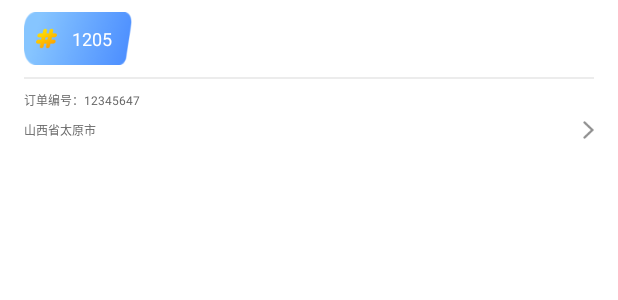
After one commit to doudounihao/Pick, an Android app: the layout item_third_order_finish.xml on its own in the app's theme, with its tools: preview values and no code run, on a phone screen of 412 x 824 dp. The commit adds this screen. Shown: the top 300 px of the screen. Run offline under Robolectric (Android 15) with nearby library versions, the phone set to English and light mode, and no system bars.

Commit message:
功能优化

```diff
--- a/app/src/main/AndroidManifest.xml
+++ b/app/src/main/AndroidManifest.xml
@@ -53,6 +53,7 @@
         <activity android:name=".ui.home.OrderLoadSearchActivity" />
         <activity android:name=".ui.user.SystemActivity" />
         <activity android:name=".ui.user.FinishOrderActivity" />
+        <activity android:name=".ui.user.ThirdFinishActivity" />
 
         <meta-data
             android:name="com.amap.api.v2.apikey"
--- a/app/src/main/java/com/app/qqwpick/net/NetApi.kt
+++ b/app/src/main/java/com/app/qqwpick/net/NetApi.kt
@@ -189,7 +189,9 @@ interface NetApi {
         @Query("orderStatusList") orderStatusList: List<Int>,
 //        @Query("status") status: String,//UNCONFIRMED("商家未接单", 1)CONFIRMED("商家已接单", 2)("备货完成", 3)("已发货", 4), ("已完成", 5)("已取消", 6),
         @Query("orderNo") orderNo: String,//路路通单号
-        @Query("channelOrderNo") channelOrderNo: String//中台单号
+        @Query("channelOrderNo") channelOrderNo: String,//中台单号
+        @Query("finishSTime") finishSTime: String,
+        @Query("finishETime") finishETime: String
     ): BaseResult<BasePagingResult<List<OrderThirdListBean>>>
 
     /**
--- /dev/null
+++ b/app/src/main/res/layout/item_third_order_finish.xml
@@ -0,0 +1,127 @@
+<?xml version="1.0" encoding="utf-8"?>
+<layout xmlns:android="http://schemas.android.com/apk/res/android"
+    xmlns:app="http://schemas.android.com/apk/res-auto"
+    xmlns:tools="http://schemas.android.com/tools">
+
+    <data>
+
+        <variable
+            name="item"
+            type="com.app.qqwpick.data.home.OrderThirdListBean" />
+
+    </data>
+
+    <androidx.constraintlayout.widget.ConstraintLayout
+        android:layout_width="match_parent"
+        android:layout_height="wrap_content"
+        android:layout_marginLeft="@dimen/dp_10"
+        android:layout_marginRight="@dimen/dp_10"
+        android:layout_marginBottom="@dimen/dp_10"
+        android:background="@drawable/round_conner_white_bg_10">
+
+        <ImageView
+            android:id="@+id/iv_num_bg"
+            android:layout_width="0dp"
+            android:layout_height="0dp"
+            android:scaleType="fitXY"
+            android:src="@mipmap/bg_number_left_list_blue"
+            app:layout_constraintBottom_toBottomOf="@+id/tv_num"
+            app:layout_constraintLeft_toLeftOf="@+id/tv_num"
+            app:layout_constraintRight_toRightOf="@+id/tv_left_size"
+            app:layout_constraintTop_toTopOf="@+id/tv_num" />
+
+        <TextView
+            android:id="@+id/tv_num"
+            android:layout_width="wrap_content"
+            android:layout_height="wrap_content"
+            android:layout_marginLeft="@dimen/dp_10"
+            android:layout_marginTop="@dimen/dp_10"
+            android:drawableLeft="@mipmap/icon_number_left_list"
+            android:drawablePadding="@dimen/dp_4"
+            android:paddingLeft="@dimen/dp_4"
+            android:paddingTop="@dimen/dp_5"
+            android:paddingRight="@dimen/dp_2"
+            android:paddingBottom="@dimen/dp_5"
+            android:text="@{@string/empty+item.dailySeq}"
+            android:textColor="@color/white"
+            android:textSize="18sp"
+            app:layout_constraintLeft_toLeftOf="parent"
+            app:layout_constraintTop_toTopOf="parent" />
+
+        <TextView
+            android:id="@+id/txt_item_order_list_fragment_serialDate"
+            android:layout_width="wrap_content"
+            android:layout_height="wrap_content"
+            android:textColor="@color/white"
+            android:textSize="12sp"
+            app:layout_constraintBottom_toBottomOf="@+id/tv_num"
+            app:layout_constraintLeft_toRightOf="@+id/tv_num"
+            app:layout_constraintTop_toTopOf="@+id/tv_num"
+            tools:text="1205" />
+
+        <TextView
+            android:id="@+id/tv_left_size"
+            android:layout_width="13dp"
+            android:layout_height="0dp"
+            app:layout_constraintBottom_toBottomOf="@+id/tv_num"
+            app:layout_constraintLeft_toRightOf="@+id/txt_item_order_list_fragment_serialDate"
+            app:layout_constraintTop_toTopOf="@+id/tv_num" />
+
+        <TextView
+            android:id="@+id/tv_create_time"
+            android:layout_width="wrap_content"
+            android:layout_height="wrap_content"
+            android:layout_marginTop="@dimen/dp_16"
+            android:layout_marginRight="@dimen/dp_10"
+            android:text="@{item.finishedTime}"
+            android:textColor="@color/black22"
+            android:textSize="16sp"
+            app:layout_constraintRight_toRightOf="parent"
+            app:layout_constraintTop_toTopOf="parent" />
+
+        <View
+            android:id="@+id/cutline"
+            style="@style/cutline"
+            android:layout_margin="@dimen/dp_10"
+            app:layout_constraintLeft_toLeftOf="parent"
+            app:layout_constraintRight_toRightOf="parent"
+            app:layout_constraintTop_toBottomOf="@id/iv_num_bg" />
+
+        <TextView
+            android:id="@+id/tv_order_no"
+            android:layout_width="wrap_content"
+            android:layout_height="wrap_content"
+            android:layout_marginLeft="@dimen/dp_10"
+            android:layout_marginTop="@dimen/dp_10"
+            android:text="@{@string/order_no+item.orderNo}"
+            android:textColor="@color/colorGray6"
+            android:textSize="@dimen/sp_14"
+            app:layout_constraintLeft_toLeftOf="parent"
+            app:layout_constraintTop_toBottomOf="@+id/cutline"
+            tools:text="订单编号：12345647" />
+
+        <TextView
+            android:id="@+id/tv_receive_address_tip"
+            android:layout_width="0dp"
+            android:layout_height="wrap_content"
+            android:layout_marginLeft="@dimen/dp_10"
+            android:layout_marginTop="@dimen/dp_10"
+            android:layout_marginRight="@dimen/dp_10"
+            android:layout_marginBottom="@dimen/dp_10"
+            android:drawableRight="@mipmap/right"
+            android:drawablePadding="5dp"
+            android:gravity="left"
+            android:text="@{@string/order_address+item.receiverAddress}"
+            android:textColor="@color/colorGray6"
+            android:textSize="@dimen/sp_14"
+            app:layout_constraintBottom_toBottomOf="parent"
+            app:layout_constraintHorizontal_bias="0.0"
+            app:layout_constraintLeft_toLeftOf="parent"
+            app:layout_constraintRight_toRightOf="parent"
+            app:layout_constraintTop_toBottomOf="@+id/tv_order_no"
+            app:layout_constraintVertical_bias="0.0"
+            tools:text="山西省太原市" />
+
+    </androidx.constraintlayout.widget.ConstraintLayout>
+
+</layout>
```
Also changed, not shown: app/src/main/java/com/app/qqwpick/adapter/ThirdFinishOrderListAdapter.kt (added, +27 -0 lines), app/src/main/java/com/app/qqwpick/data/PickRepository.kt (+8 -2 lines), app/src/main/java/com/app/qqwpick/ui/home/ThirdOrderSendFragment.kt (+9 -1 lines), app/src/main/java/com/app/qqwpick/ui/home/ThirdSearchActivity.kt (+8 -1 lines), app/src/main/java/com/app/qqwpick/ui/user/ThirdFinishActivity.kt (added, +153 -0 lines), app/src/main/java/com/app/qqwpick/ui/user/UserFragment.kt (+12 -0 lines), app/src/main/java/com/app/qqwpick/util/Constants.kt (+5 -2 lines), app/src/main/java/com/app/qqwpick/viewmodels/OrdeSendViewModel.kt (+14 -2 lines).
